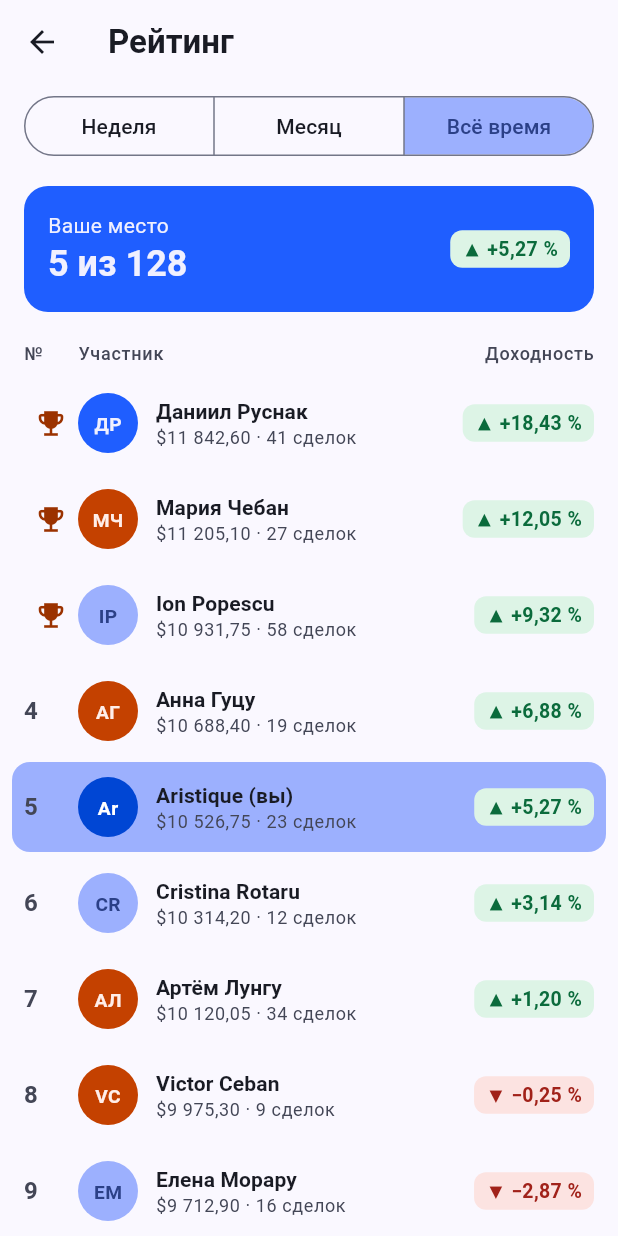
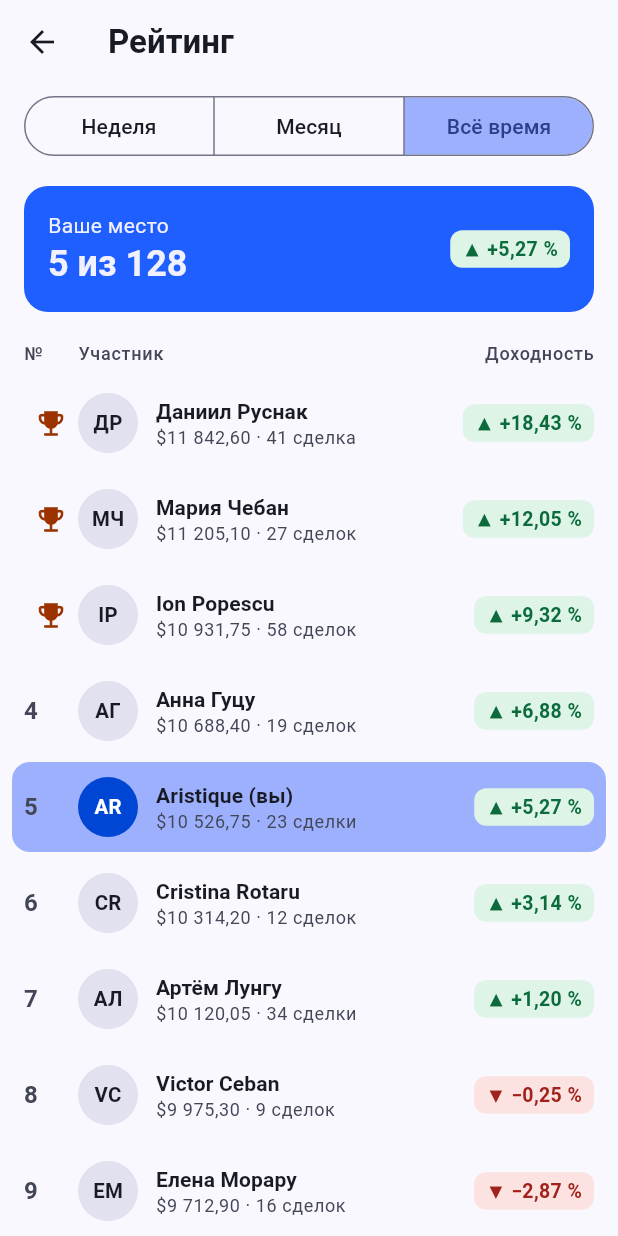
Before and after one commit to aristique/Trade-Arena, a Flutter app: the LeaderboardScreen screen opened directly, on a phone screen of 412 x 824 dp. Run offline on Flutter 3.47's test engine with Material 3 defaults, Android fonts, the phone set to English and light mode, and no system bars.

Commit message:
Правки UI: аватары с тикером, склонение «сделок», перенос суммы

```diff
--- a/lib/screens/leaderboard_screen.dart
+++ b/lib/screens/leaderboard_screen.dart
@@ -157,7 +157,7 @@ class _ParticipantRow extends StatelessWidget {
                   ),
                 ),
                 Text(
-                  '${formatMoney(participant.totalValue)} · ${participant.tradesCount} сделок',
+                  '${formatMoney(participant.totalValue)} · ${plural(participant.tradesCount, 'сделка', 'сделки', 'сделок')}',
                   maxLines: 1,
                   overflow: TextOverflow.ellipsis,
                   style: textTheme.bodySmall?.copyWith(
--- a/lib/screens/login_screen.dart
+++ b/lib/screens/login_screen.dart
@@ -45,7 +45,7 @@ class LoginScreen extends StatelessWidget {
               const SizedBox(height: 12),
               Text(
                 'Торгуйте реальными акциями США, Индии и Европы '
-                'на виртуальные \$10 000 и соревнуйтесь с друзьями.',
+                'на виртуальные \$10 000 и соревнуйтесь с друзьями.',
                 style: textTheme.bodyLarge?.copyWith(
                   color: scheme.onSurfaceVariant,
                 ),
--- a/lib/screens/profile_screen.dart
+++ b/lib/screens/profile_screen.dart
@@ -119,7 +119,7 @@ class ProfileScreen extends StatelessWidget {
               children: [
                 SwitchListTile(
                   secondary: const Icon(Icons.notifications_outlined),
-                  title: const Text('Уведомления об ордерах'),
+                  title: const Text('Уведомления'),
                   value: true,
                   onChanged: (_) {},
                 ),
--- a/lib/utils/format.dart
+++ b/lib/utils/format.dart
@@ -67,3 +67,14 @@ String timeAgo(DateTime d) {
   if (diff.inHours < 24) return '${diff.inHours} ч назад';
   return '${diff.inDays} дн назад';
 }
+
+/// Склонение по числу: plural(23, 'сделка', 'сделки', 'сделок') -> "23 сделки"
+String plural(int n, String one, String few, String many) {
+  final mod10 = n % 10;
+  final mod100 = n % 100;
+  if (mod10 == 1 && mod100 != 11) return '$n $one';
+  if (mod10 >= 2 && mod10 <= 4 && (mod100 < 12 || mod100 > 14)) {
+    return '$n $few';
+  }
+  return '$n $many';
+}
--- a/lib/widgets/ticker_avatar.dart
+++ b/lib/widgets/ticker_avatar.dart
@@ -17,16 +17,17 @@ class TickerAvatar extends StatelessWidget {
   Widget build(BuildContext context) {
     final scheme = Theme.of(context).colorScheme;
 
-    // Цвет фона выбирается по первой букве, чтобы соседние
-    // кружки отличались, но цвета всё равно берутся из темы.
-    final palette = [
-      (scheme.primaryContainer, scheme.onPrimaryContainer),
-      (scheme.secondaryContainer, scheme.onSecondaryContainer),
-      (scheme.tertiaryContainer, scheme.onTertiaryContainer),
-    ];
-    final (bg, fg) = highlighted
-        ? (scheme.primary, scheme.onPrimary)
-        : palette[label.codeUnitAt(0) % palette.length];
+    // Обычный кружок — нейтральный, выделенный — основного цвета темы
+    final bg = highlighted ? scheme.primary : scheme.surfaceContainerHighest;
+    final fg = highlighted ? scheme.onPrimary : scheme.onSurface;
+
+    final text = _shortLabel(label);
+    // Чем длиннее подпись, тем мельче шрифт, чтобы она влезла в круг
+    final fontScale = switch (text.length) {
+      <= 2 => 0.34,
+      3 => 0.27,
+      _ => 0.23,
+    };
 
     return Container(
       width: size,
@@ -34,20 +35,23 @@ class TickerAvatar extends StatelessWidget {
       alignment: Alignment.center,
       decoration: BoxDecoration(color: bg, shape: BoxShape.circle),
       child: Text(
-        _shortLabel(label),
+        text,
         style: TextStyle(
           color: fg,
           fontWeight: FontWeight.w700,
-          fontSize: size * 0.32,
+          fontSize: size * fontScale,
         ),
       ),
     );
   }
 
-  // "AAPL" -> "AA", "Мария Чебан" -> "МЧ"
+  // Тикер — до 4 букв ("HDFCBANK" -> "HDFC"), имя — инициалы ("Мария Чебан" -> "МЧ")
   static String _shortLabel(String text) {
     final words = text.trim().split(' ');
     if (words.length > 1) return (words[0][0] + words[1][0]).toUpperCase();
-    return text.length > 2 ? text.substring(0, 2) : text;
+    final isTicker = text == text.toUpperCase();
+    final length = isTicker ? 4 : 2;
+    final short = text.length > length ? text.substring(0, length) : text;
+    return short.toUpperCase();
   }
 }
```
